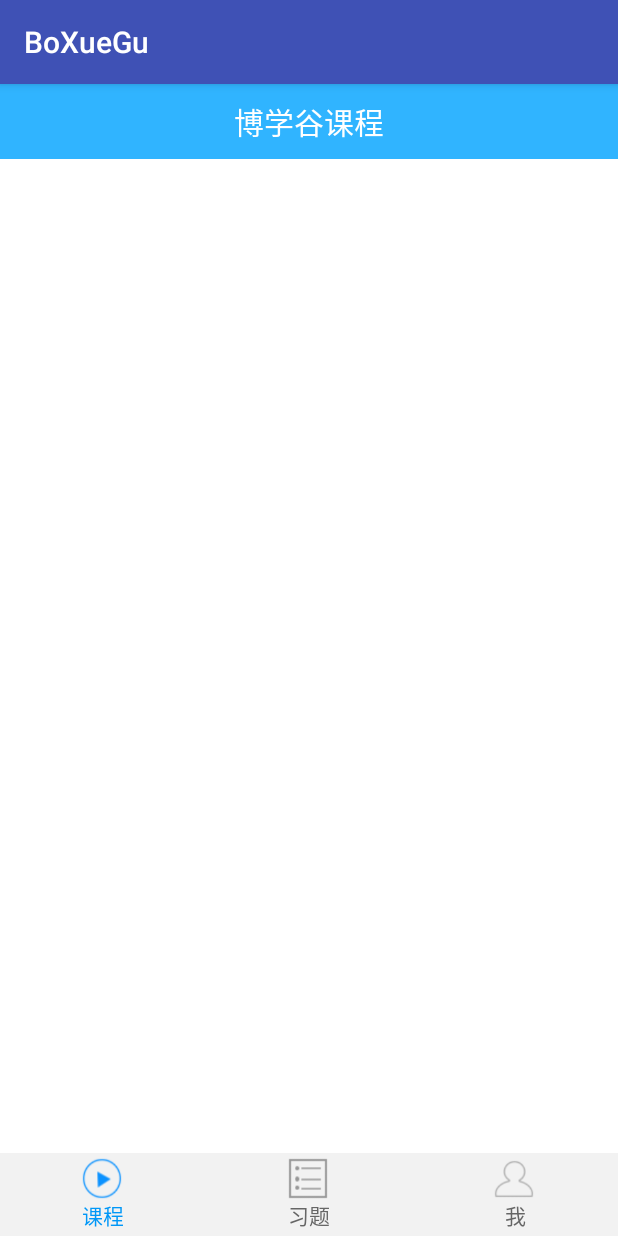
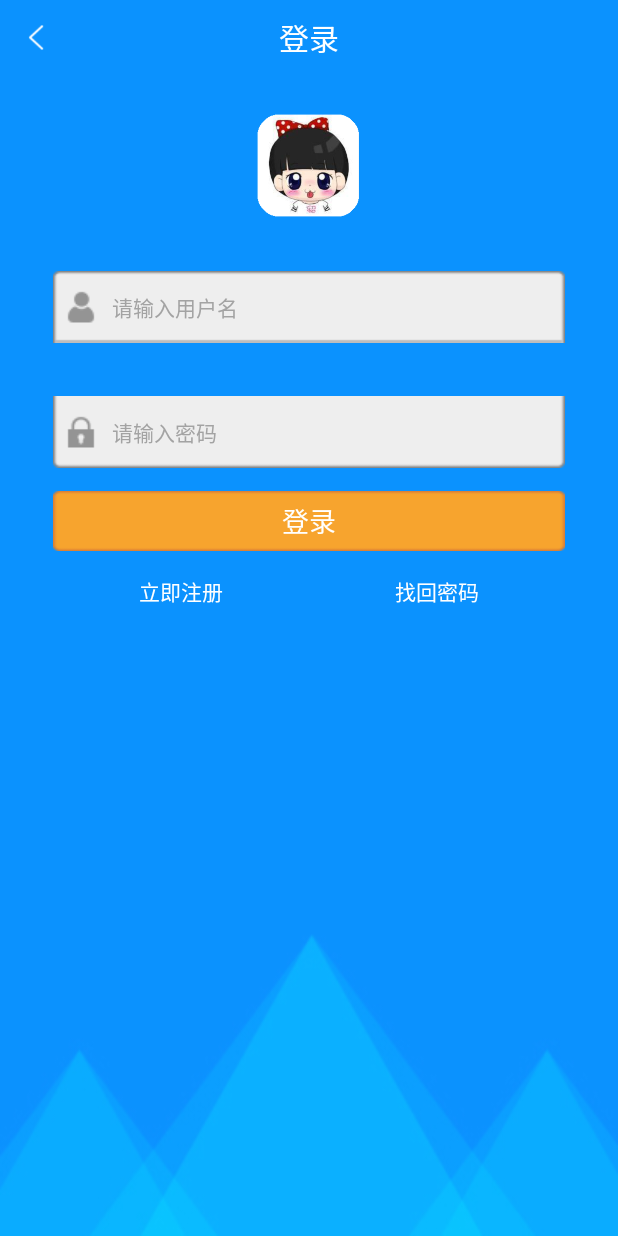
Before and after one commit to qiulifeng/FirstBoXueGu, an Android app: the screen it shows after launch (MainActivity before the commit, LoginActivity after it), on a phone screen of 412 x 824 dp. Run offline under Robolectric (Android 15) with nearby library versions, the phone set to English and light mode, and no system bars.

```diff
--- /dev/null
+++ b/app/src/main/java/cn/edu/gdmec/android/boxuegu/activity/LoginActivity.java
@@ -0,0 +1,134 @@
+package cn.edu.gdmec.android.boxuegu.activity;
+
+import android.content.Intent;
+import android.content.SharedPreferences;
+import android.content.pm.ActivityInfo;
+import android.support.v7.app.AppCompatActivity;
+import android.os.Bundle;
+import android.text.TextUtils;
+import android.view.View;
+import android.widget.Button;
+import android.widget.EditText;
+import android.widget.TextView;
+import android.widget.Toast;
+
+import cn.edu.gdmec.android.boxuegu.R;
+import cn.edu.gdmec.android.boxuegu.utils.MD5Utils;
+
+public class LoginActivity extends AppCompatActivity {
+
+    private TextView tv_back;
+    private TextView tv_register;
+    private TextView tv_find_psw;
+    private Button btn_login;
+    private TextView tv_main_title;
+    private EditText et_psw;
+    private EditText et_user_name;
+    private String userName;
+    private String psw;
+
+    @Override
+    protected void onCreate(Bundle savedInstanceState) {
+        super.onCreate(savedInstanceState);
+        setContentView(R.layout.activity_login);
+        setRequestedOrientation(ActivityInfo.SCREEN_ORIENTATION_PORTRAIT);
+        init();
+
+    }
+
+    private void init() {
+        tv_main_title = (TextView) findViewById(R.id.tv_main_title);
+        tv_main_title.setText("登录");
+        tv_back = (TextView) findViewById(R.id.tv_back);
+        tv_register = (TextView) findViewById(R.id.tv_register);
+        tv_find_psw = (TextView) findViewById(R.id.tv_find_psw);
+        btn_login = (Button) findViewById(R.id.btn_login);
+        et_user_name = (EditText) findViewById(R.id.et_user_name);
+        et_psw = (EditText) findViewById(R.id.et_psw);
+        tv_back.setOnClickListener(new View.OnClickListener() {
+
+            @Override
+            public void onClick(View view) {
+                LoginActivity.this.finish();
+            }
+        });
+        //立即注册
+        tv_register.setOnClickListener(new View.OnClickListener() {
+            @Override
+            public void onClick(View v) {
+                Intent intent = new Intent(LoginActivity.this,RegisterActivity.class);
+                startActivityForResult(intent,1);
+
+            }
+        });
+        //找回密码
+        tv_find_psw.setOnClickListener(new View.OnClickListener() {
+            @Override
+            public void onClick(View v) {
+                //跳转找回密码界面
+            }
+        });
+        //登录
+        btn_login.setOnClickListener(new View.OnClickListener() {
+            @Override
+            public void onClick(View view) {
+                userName = et_user_name.getText().toString().trim();
+                psw = et_psw.getText().toString().trim();
+                String md5Psw = MD5Utils.md5(psw);
+                String spPsw = readPsw(userName);
+
+
+                if (TextUtils.isEmpty(userName)) {
+                    Toast.makeText(LoginActivity.this, "请输入用户名", Toast.LENGTH_SHORT).show();
+                    return;
+                }else if (TextUtils.isEmpty(psw)){
+                    Toast.makeText(LoginActivity.this, "请输入密码", Toast.LENGTH_SHORT).show();
+                    return;
+                }else if (md5Psw.equals(spPsw)){
+                    Toast.makeText(LoginActivity.this, "登录成功", Toast.LENGTH_SHORT).show();
+                    //保存登录状态和用户名
+                    saveLoginStatus(true,userName);
+                    Intent data = new Intent();
+                    data.putExtra("isLogin",true);
+                    setResult(RESULT_OK,data);
+                    LoginActivity.this.finish();
+                    return;
+                }else if (!TextUtils.isEmpty(spPsw) && !md5Psw.equals(spPsw)) {
+                    Toast.makeText(LoginActivity.this, "输入的用户和密码一致", Toast.LENGTH_SHORT).show();
+                    return;
+                }else {
+                    Toast.makeText(LoginActivity.this, "此用户名不存在", Toast.LENGTH_SHORT).show();
+                }
+            }
+        });
+    }
+
+    private void saveLoginStatus(boolean status, String userName) {
+        //loginInfo表示文件名
+        SharedPreferences sp = getSharedPreferences("loginInfo", MODE_PRIVATE);
+        SharedPreferences.Editor editor = sp.edit();//获取编辑器
+        editor.putBoolean("isLogin",status);//存入登录状态
+        editor.putString("loginUserName",userName);//存入登录的用户名
+        editor.commit();
+
+    }
+
+    private String readPsw(String userName) {
+        SharedPreferences sp = getSharedPreferences("loginInfo", MODE_PRIVATE);
+
+        return sp.getString(userName,"");
+    }
+
+
+    @Override
+    protected void onActivityResult(int requestCode, int resultCode, Intent data) {
+        super.onActivityResult(requestCode, resultCode, data);
+        if (data!=null){
+            String userName = data.getStringExtra("userName");
+            if (!TextUtils.isEmpty(userName)){
+                et_user_name.setText(userName);
+                et_user_name.setSelection(userName.length());
+            }
+        }
+    }
+}
--- a/app/src/main/java/cn/edu/gdmec/android/boxuegu/activity/SplashActivity.java
+++ b/app/src/main/java/cn/edu/gdmec/android/boxuegu/activity/SplashActivity.java
@@ -35,7 +35,7 @@ private TextView tv_version;
         TimerTask task=new TimerTask() {
             @Override
             public void run() {
-                Intent intent =new Intent(SplashActivity.this,MainActivity.class);
+                Intent intent =new Intent(SplashActivity.this,LoginActivity.class);
                 startActivity(intent);
                 SplashActivity.this.finish();
             }
--- /dev/null
+++ b/app/src/main/res/drawable/register_selector.xml
@@ -0,0 +1,6 @@
+<?xml version="1.0" encoding="utf-8"?>
+<selector xmlns:android="http://schemas.android.com/apk/res/android">
+<item android:state_pressed="true"
+    android:drawable="@drawable/register_icon_selected"></item>
+    <item android:drawable="@drawable/register_icon_normal"></item>
+</selector>
--- /dev/null
+++ b/app/src/main/res/layout/activity_login.xml
@@ -0,0 +1,100 @@
+<?xml version="1.0" encoding="utf-8"?>
+<LinearLayout xmlns:android="http://schemas.android.com/apk/res/android"
+    xmlns:app="http://schemas.android.com/apk/res-auto"
+    xmlns:tools="http://schemas.android.com/tools"
+    android:id="@+id/activity_login"
+    android:orientation="vertical"
+    android:layout_width="match_parent"
+    android:layout_height="match_parent"
+    android:background="@drawable/login_bg"
+    tools:context="cn.edu.gdmec.android.boxuegu.activity.LoginActivity">
+
+    <include layout="@layout/main_title_bar"></include>
+
+    <ImageView
+        android:id="@+id/iv_head"
+        android:layout_marginTop="25dp"
+        android:layout_gravity="center_horizontal"
+        android:background="@drawable/default_icon"
+        android:layout_width="70dp"
+        android:layout_height="70dp" />
+
+    <EditText
+        android:id="@+id/et_user_name"
+        android:layout_width="fill_parent"
+        android:layout_height="48dp"
+        android:layout_gravity="center_horizontal"
+        android:layout_marginLeft="35dp"
+        android:layout_marginRight="35dp"
+        android:layout_marginTop="35dp"
+        android:background="@drawable/login_user_name_bg"
+        android:drawableLeft="@drawable/user_name_icon"
+        android:drawablePadding="10dp"
+        android:hint="请输入用户名"
+        android:paddingLeft="8dp"
+        android:textColor="#000000"
+        android:textColorHint="#a3a3a3"
+        android:textSize="14sp"/>
+
+    <EditText
+        android:id="@+id/et_psw"
+        android:layout_width="fill_parent"
+        android:layout_height="48dp"
+        android:layout_gravity="center_horizontal"
+        android:layout_marginLeft="35dp"
+        android:layout_marginRight="35dp"
+        android:layout_marginTop="35dp"
+        android:background="@drawable/login_psw_bg"
+        android:drawableLeft="@drawable/psw_icon"
+        android:drawablePadding="10dp"
+        android:hint="请输入密码"
+        android:paddingLeft="8dp"
+        android:textColor="#000000"
+        android:textColorHint="#a3a3a3"
+        android:textSize="14sp"/>
+
+    <Button
+        android:id="@+id/btn_login"
+        android:layout_gravity="center_horizontal"
+        android:text="登录"
+        android:textSize="18sp"
+        android:textColor="@android:color/white"
+        android:layout_marginTop="15dp"
+        android:layout_marginLeft="35dp"
+        android:layout_marginRight="35dp"
+        android:background="@drawable/register_selector"
+        android:layout_width="fill_parent"
+        android:layout_height="40dp" />
+
+    <LinearLayout
+
+        android:layout_width="fill_parent"
+        android:layout_height="fill_parent"
+        android:layout_marginTop="8dp"
+        android:layout_marginRight="35dp"
+        android:layout_marginLeft="35dp"
+        android:layout_gravity="center_horizontal"
+        android:orientation="horizontal">
+        <TextView
+            android:id="@+id/tv_register"
+            android:padding="8dp"
+            android:textColor="@android:color/white"
+            android:textSize="14sp"
+            android:gravity="center_horizontal"
+            android:layout_width="0dp"
+            android:layout_weight="1"
+            android:layout_height="wrap_content"
+            android:text="立即注册"/>
+        <TextView
+            android:id="@+id/tv_find_psw"
+            android:padding="8dp"
+            android:textColor="@android:color/white"
+            android:textSize="14sp"
+            android:gravity="center_horizontal"
+            android:layout_width="0dp"
+            android:layout_weight="1"
+            android:layout_height="wrap_content"
+            android:text="找回密码"/>
+    </LinearLayout>
+
+</LinearLayout>
--- a/app/src/main/res/layout/main_title_bar.xml
+++ b/app/src/main/res/layout/main_title_bar.xml
@@ -4,6 +4,8 @@
     android:layout_width="match_parent"
     android:layout_height="50dp"
     android:background="@android:color/transparent">
+
+
 
     <TextView
         android:id="@+id/tv_back"
```
Also changed, not shown: app/src/main/AndroidManifest.xml (+5 -3 lines), app/src/main/java/cn/edu/gdmec/android/boxuegu/activity/RegisterActivity.java (added, +122 -0 lines), app/src/main/java/cn/edu/gdmec/android/boxuegu/utils/MD5Utils.java (added, +36 -0 lines), app/src/main/res/layout/activity_register.xml (added, +84 -0 lines).
